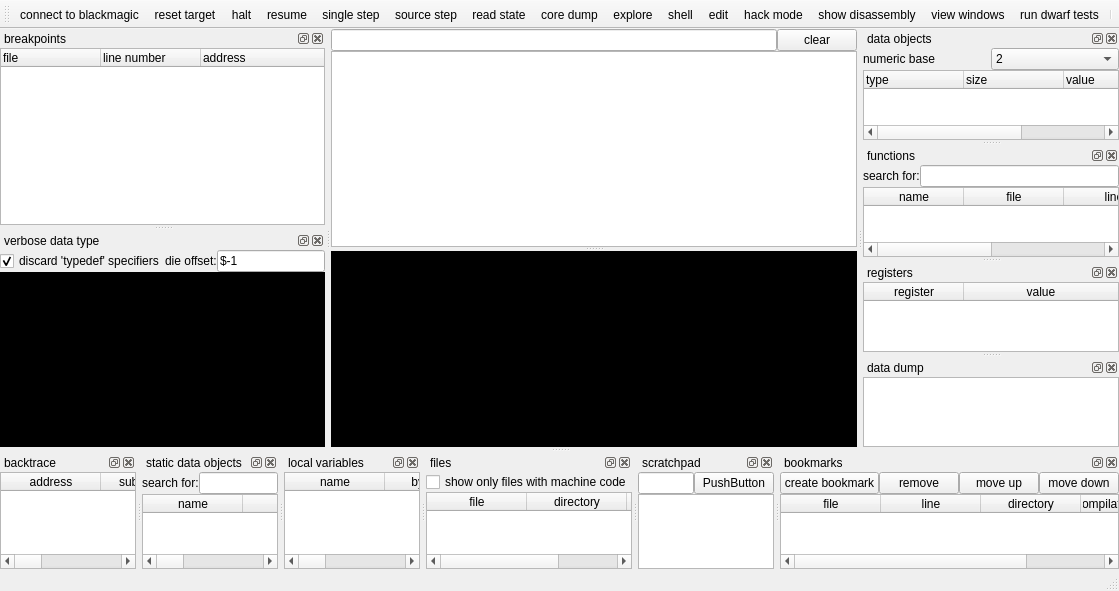
The window that mainwindow.ui (stoyan-shopov/troll) describes before a commit, drawn with Qt 5.
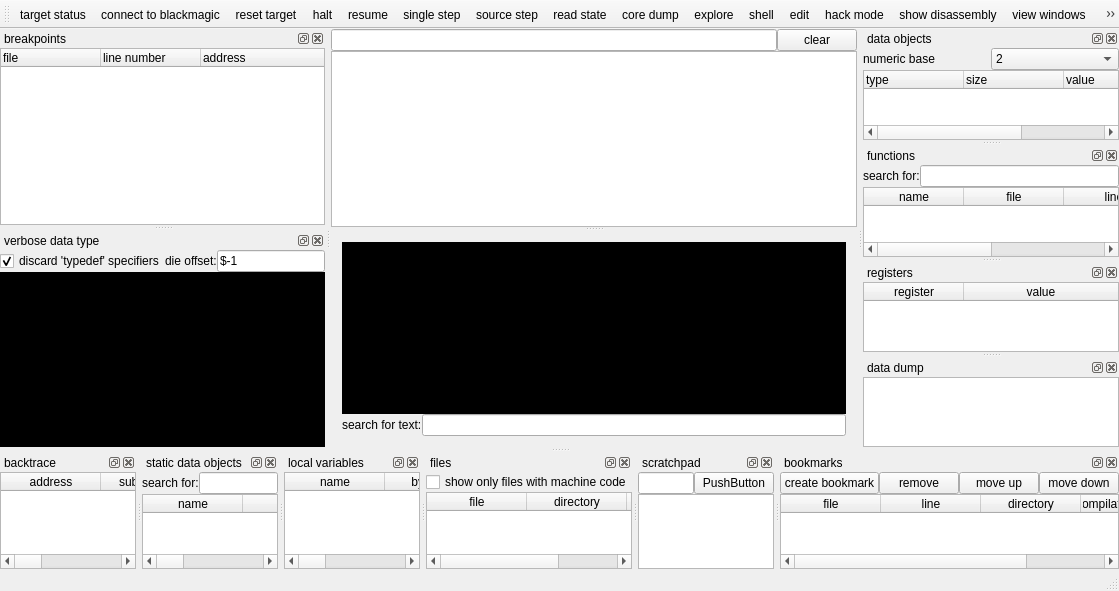
The same window after the commit.

Commit message: improve text searching, and other user interface enhancements

What changed in the file:
```diff
--- a/mainwindow.ui
+++ b/mainwindow.ui
@@ -14,7 +14,7 @@
    <string>troll debugger</string>
   </property>
   <widget class="QWidget" name="centralWidget">
-   <layout class="QVBoxLayout" name="verticalLayout">
+   <layout class="QVBoxLayout" name="verticalLayout_13">
     <property name="spacing">
      <number>0</number>
     </property>
@@ -53,11 +53,37 @@
        <enum>Qt::Vertical</enum>
       </property>
       <widget class="QPlainTextEdit" name="plainTextEditSforthConsole"/>
-      <widget class="QPlainTextEdit" name="plainTextEdit">
-       <property name="styleSheet">
-        <string notr="true">color: rgb(255, 255, 255);
+      <widget class="QWidget" name="layoutWidget">
+       <layout class="QVBoxLayout" name="verticalLayout">
+        <property name="spacing">
+         <number>0</number>
+        </property>
+        <item>
+         <widget class="QPlainTextEdit" name="plainTextEdit">
+          <property name="styleSheet">
+           <string notr="true">color: rgb(255, 255, 255);
 background-color: rgb(0, 0, 0);</string>
-       </property>
+          </property>
+         </widget>
+        </item>
+        <item>
+         <layout class="QHBoxLayout" name="horizontalLayout_7">
+          <property name="spacing">
+           <number>0</number>
+          </property>
+          <item>
+           <widget class="QLabel" name="label_5">
+            <property name="text">
+             <string>search for text:</string>
+            </property>
+           </widget>
+          </item>
+          <item>
+           <widget class="QLineEdit" name="lineEditSearchForText"/>
+          </item>
+         </layout>
+        </item>
+       </layout>
       </widget>
      </widget>
     </item>
@@ -80,6 +106,7 @@
    <attribute name="toolBarBreak">
     <bool>false</bool>
    </attribute>
+   <addaction name="actionTarget_status"/>
    <addaction name="actionBlackstrikeConnect"/>
    <addaction name="actionReset_target"/>
    <addaction name="actionHalt"/>
@@ -879,7 +906,7 @@
     <number>1</number>
    </attribute>
    <widget class="QWidget" name="dockWidgetContents_12">
-    <layout class="QVBoxLayout" name="verticalLayout_13">
+    <layout class="QVBoxLayout" name="verticalLayout_14">
      <property name="spacing">
       <number>0</number>
      </property>
@@ -896,7 +923,7 @@
       <number>0</number>
      </property>
      <item>
-      <layout class="QHBoxLayout" name="horizontalLayout_7">
+      <layout class="QHBoxLayout" name="horizontalLayout_8">
        <property name="spacing">
         <number>0</number>
        </property>
@@ -1042,6 +1069,11 @@
     <string>run dwarf tests</string>
    </property>
   </action>
+  <action name="actionTarget_status">
+   <property name="text">
+    <string>target status</string>
+   </property>
+  </action>
  </widget>
  <layoutdefault spacing="6" margin="11"/>
  <resources/>
```
The commit also changes 2 other files.
